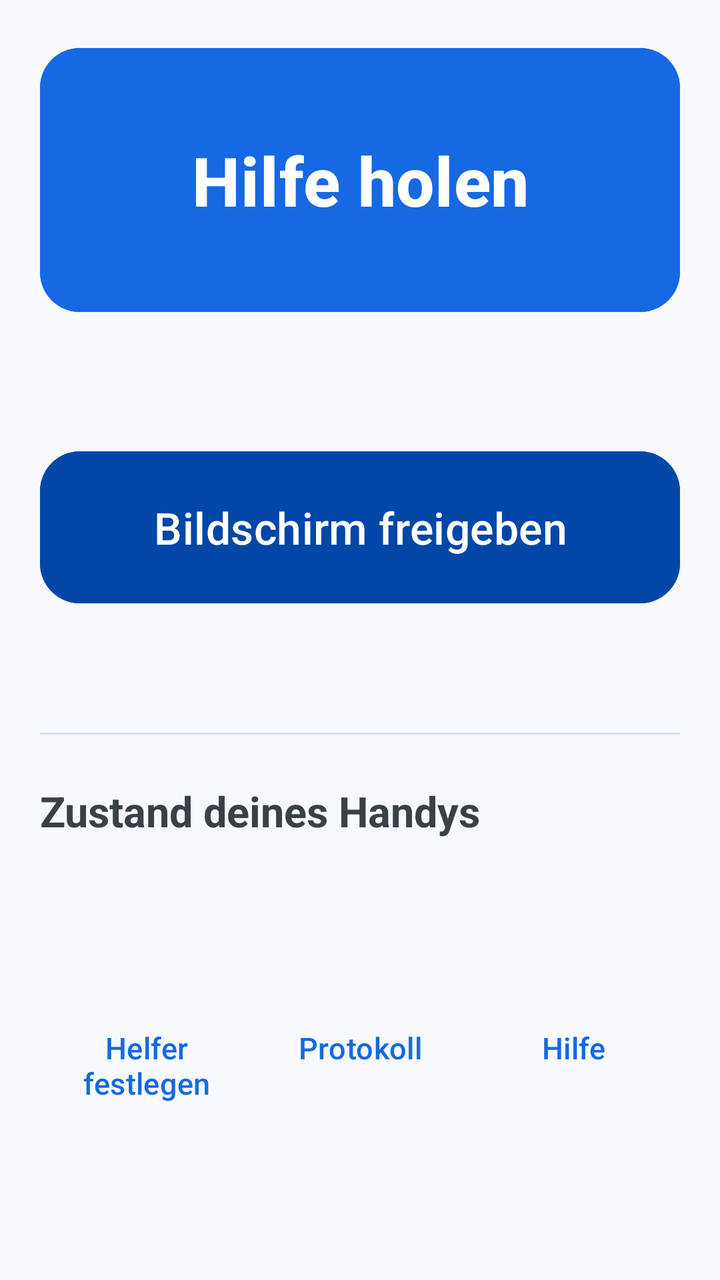
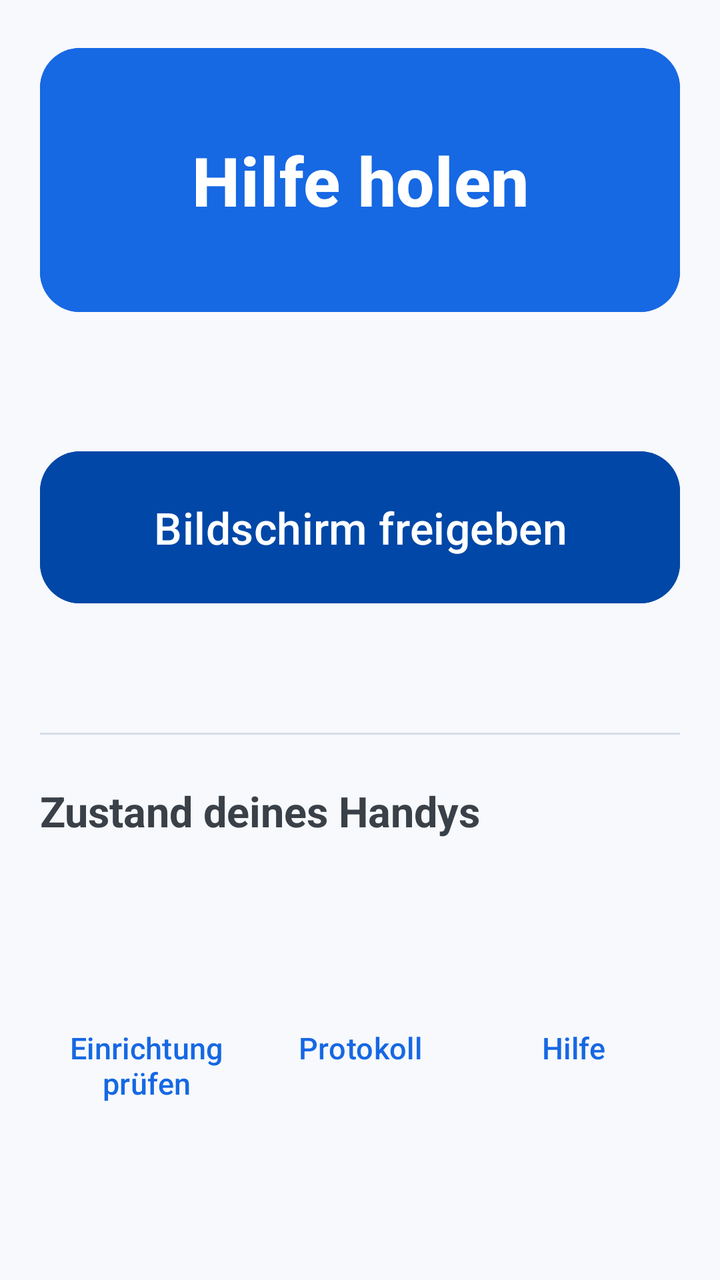

The first picture is an Android layout as it rendered before a commit; the second is the same layout after the commit. The layout source and the unified diff follow.
<!-- AndroidManifest.xml: application theme Theme.HandyHelfer -->
<!-- res/layout/activity_main.xml -->
<?xml version="1.0" encoding="utf-8"?>
<ScrollView xmlns:android="http://schemas.android.com/apk/res/android"
    xmlns:app="http://schemas.android.com/apk/res-auto"
    android:layout_width="match_parent"
    android:layout_height="match_parent"
    android:background="@color/grau_papier"
    android:fillViewport="true">

    <LinearLayout
        android:layout_width="match_parent"
        android:layout_height="wrap_content"
        android:orientation="vertical"
        android:padding="20dp">

        <com.google.android.material.button.MaterialButton
            android:id="@+id/knopf_hilfe"
            android:layout_width="match_parent"
            android:layout_height="140dp"
            android:text="@string/hilfe_holen"
            android:textSize="34sp"
            android:textStyle="bold"
            android:backgroundTint="@color/blau"
            app:cornerRadius="20dp" />

        <TextView
            android:id="@+id/hilfe_erklaerung"
            android:layout_width="match_parent"
            android:layout_height="wrap_content"
            android:layout_marginTop="10dp"
            android:textSize="19sp"
            android:textColor="@color/grau"
            android:gravity="center" />

        <com.google.android.material.button.MaterialButton
            android:id="@+id/knopf_bildschirm"
            android:layout_width="match_parent"
            android:layout_height="84dp"
            android:layout_marginTop="26dp"
            android:text="@string/bildschirm_freigeben"
            android:textSize="22sp"
            android:backgroundTint="@color/blau_tief"
            app:cornerRadius="20dp" />

        <TextView
            android:id="@+id/bildschirm_erklaerung"
            android:layout_width="match_parent"
            android:layout_height="wrap_content"
            android:layout_marginTop="10dp"
            android:textSize="17sp"
            android:textColor="@color/grau"
            android:gravity="center" />

        <View
            android:layout_width="match_parent"
            android:layout_height="1dp"
            android:layout_marginTop="28dp"
            android:background="@color/grau_hell" />

        <TextView
            android:layout_width="match_parent"
            android:layout_height="wrap_content"
            android:layout_marginTop="24dp"
            android:text="@string/zustand_ueberschrift"
            android:textSize="21sp"
            android:textStyle="bold"
            android:textColor="@color/grau_dunkel" />

        <LinearLayout
            android:id="@+id/befunde"
            android:layout_width="match_parent"
            android:layout_height="wrap_content"
            android:layout_marginTop="12dp"
            android:orientation="vertical" />

        <TextView
            android:id="@+id/geraet"
            android:layout_width="match_parent"
            android:layout_height="wrap_content"
            android:layout_marginTop="20dp"
            android:textSize="15sp"
            android:textColor="@color/grau_leise" />

        <LinearLayout
            android:layout_width="match_parent"
            android:layout_height="wrap_content"
            android:layout_marginTop="28dp"
            android:orientation="horizontal">

            <com.google.android.material.button.MaterialButton
                android:id="@+id/knopf_einrichtung"
                style="@style/Widget.Material3.Button.TextButton"
                android:layout_width="0dp"
                android:layout_weight="1"
                android:layout_height="wrap_content"
                android:textSize="15sp"
                android:text="@string/einrichtung" />

            <com.google.android.material.button.MaterialButton
                android:id="@+id/knopf_protokoll"
                style="@style/Widget.Material3.Button.TextButton"
                android:layout_width="0dp"
                android:layout_weight="1"
                android:layout_height="wrap_content"
                android:textSize="15sp"
                android:text="@string/protokoll" />

            <com.google.android.material.button.MaterialButton
                android:id="@+id/knopf_hilfe_text"
                style="@style/Widget.Material3.Button.TextButton"
                android:layout_width="0dp"
                android:layout_weight="1"
                android:layout_height="wrap_content"
                android:textSize="15sp"
                android:text="@string/hilfe" />
        </LinearLayout>
    </LinearLayout>
</ScrollView>
<!-- resources referenced by this layout -->
<resources>
  <color name="blau">#1668e3</color>
  <color name="blau_tief">#0047a7</color>
  <color name="grau">#5b6672</color>
  <color name="grau_dunkel">#3a4048</color>
  <color name="grau_hell">#d6dde8</color>
  <color name="grau_leise">#667080</color>
  <color name="grau_papier">#f7f9fc</color>
  <string name="bildschirm_freigeben">Bildschirm freigeben</string>
  <string name="einrichtung">Helfer festlegen</string>
  <string name="hilfe">Hilfe</string>
  <string name="hilfe_holen">Hilfe holen</string>
  <string name="protokoll">Protokoll</string>
  <string name="zustand_ueberschrift">Zustand deines Handys</string>
  <style name="Theme.HandyHelfer" parent="Theme.Material3.DayNight">
          <item name="colorPrimary">@color/blau</item>
          <item name="colorOnPrimary">@color/weiss</item>
          <item name="colorSecondary">@color/blau_tief</item>
          <item name="android:colorBackground">@color/grau_papier</item>
          <item name="actionBarStyle">@style/Widget.HandyHelfer.ActionBar</item>
          <item name="actionBarTheme">@style/ThemeOverlay.HandyHelfer.ActionBar</item>
      </style>
  <color name="weiss">#ffffff</color>
  <style name="Widget.HandyHelfer.ActionBar" parent="Widget.Material3.ActionBar.Solid">
          <item name="background">@color/blau</item>
          <item name="titleTextStyle">@style/TextAppearance.HandyHelfer.ActionBar</item>
      </style>
  <style name="ThemeOverlay.HandyHelfer.ActionBar" parent="ThemeOverlay.Material3.Dark.ActionBar">
          <item name="colorControlNormal">@color/weiss</item>
      </style>
  <style name="TextAppearance.HandyHelfer.ActionBar" parent="TextAppearance.Material3.TitleLarge">
          <item name="android:textColor">@color/weiss</item>
      </style>
</resources>

<!-- the commit's change to res/layout/activity_main.xml (unified diff, before → after) -->
@@ -93,7 +93,7 @@
                 android:layout_weight="1"
                 android:layout_height="wrap_content"
                 android:textSize="15sp"
-                android:text="@string/einrichtung" />
+                android:text="@string/assistent" />
 
             <com.google.android.material.button.MaterialButton
                 android:id="@+id/knopf_protokoll"
<!-- resource entries referenced after the edit -->
@@ -7,8 +7,8 @@
   <color name="grau_hell">#d6dde8</color>
   <color name="grau_leise">#667080</color>
   <color name="grau_papier">#f7f9fc</color>
+  <string name="assistent">Einrichtung prüfen</string>
   <string name="bildschirm_freigeben">Bildschirm freigeben</string>
-  <string name="einrichtung">Helfer festlegen</string>
   <string name="hilfe">Hilfe</string>
   <string name="hilfe_holen">Hilfe holen</string>
   <string name="protokoll">Protokoll</string>
